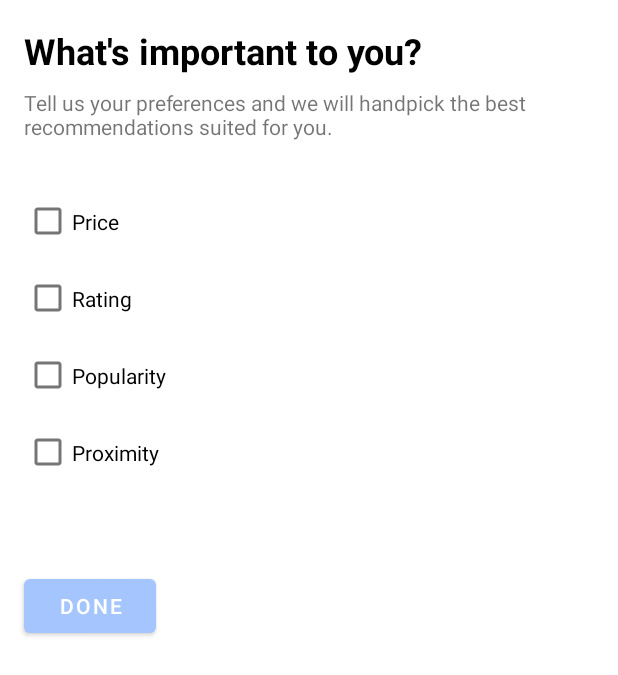
After one commit to carrieluuu/Spork, an Android app: the layout activity_preferences.xml on its own in the app's theme, with its tools: preview values and no code run, on a phone screen of 412 x 824 dp. The commit adds this screen. Shown: the top 675 px of the screen. Run offline under Robolectric (Android 15) with nearby library versions, the phone set to English and light mode, and no system bars.

Commit message:
create layout for registration survey on preferences

```diff
--- /dev/null
+++ b/app/src/main/res/layout/activity_preferences.xml
@@ -0,0 +1,92 @@
+<?xml version="1.0" encoding="utf-8"?>
+<androidx.constraintlayout.widget.ConstraintLayout xmlns:android="http://schemas.android.com/apk/res/android"
+    xmlns:app="http://schemas.android.com/apk/res-auto"
+    xmlns:tools="http://schemas.android.com/tools"
+    android:layout_width="match_parent"
+    android:layout_height="match_parent"
+    tools:context=".login.PreferencesActivity">
+
+    <TextView
+        android:id="@+id/tvPreferences"
+        android:layout_width="wrap_content"
+        android:layout_height="wrap_content"
+        android:text="What's important to you?"
+        android:textColor="@color/black"
+        android:textSize="24sp"
+        android:textStyle="bold"
+        app:layout_constraintBottom_toBottomOf="parent"
+        app:layout_constraintEnd_toEndOf="parent"
+        app:layout_constraintHorizontal_bias="0.108"
+        app:layout_constraintStart_toStartOf="parent"
+        app:layout_constraintTop_toTopOf="parent"
+        app:layout_constraintVertical_bias="0.022" />
+
+    <TextView
+        android:id="@+id/tvPreferenceDescription"
+        android:layout_width="350dp"
+        android:layout_height="wrap_content"
+        android:layout_marginStart="16dp"
+        android:text="Tell us your preferences and we will handpick the best recommendations suited for you."
+        app:layout_constraintBottom_toBottomOf="parent"
+        app:layout_constraintStart_toStartOf="parent"
+        app:layout_constraintTop_toBottomOf="@+id/tvPreferences"
+        app:layout_constraintVertical_bias="0.012" />
+
+    <CheckBox
+        android:id="@+id/cbPrice"
+        android:layout_width="125dp"
+        android:layout_height="51dp"
+        android:layout_marginTop="28dp"
+        android:text="@string/price"
+        android:onClick="onCheckboxClicked"
+        app:layout_constraintEnd_toEndOf="parent"
+        app:layout_constraintHorizontal_bias="0.055"
+        app:layout_constraintStart_toStartOf="parent"
+        app:layout_constraintTop_toBottomOf="@+id/tvPreferenceDescription" />
+
+    <CheckBox
+        android:id="@+id/cbRating"
+        android:layout_width="125dp"
+        android:layout_height="51dp"
+        android:text="@string/rating"
+        android:onClick="onCheckboxClicked"
+        app:layout_constraintEnd_toEndOf="parent"
+        app:layout_constraintHorizontal_bias="0.055"
+        app:layout_constraintStart_toStartOf="parent"
+        app:layout_constraintTop_toBottomOf="@+id/cbPrice" />
+
+    <CheckBox
+        android:id="@+id/cbPopularity"
+        android:layout_width="125dp"
+        android:layout_height="51dp"
+        android:text="@string/popularity"
+        android:onClick="onCheckboxClicked"
+        app:layout_constraintEnd_toEndOf="parent"
+        app:layout_constraintHorizontal_bias="0.055"
+        app:layout_constraintStart_toStartOf="parent"
+        app:layout_constraintTop_toBottomOf="@+id/cbRating" />
+
+    <CheckBox
+        android:id="@+id/cbProximity"
+        android:layout_width="125dp"
+        android:layout_height="51dp"
+        android:text="@string/proximity"
+        android:onClick="onCheckboxClicked"
+        app:layout_constraintEnd_toEndOf="parent"
+        app:layout_constraintHorizontal_bias="0.055"
+        app:layout_constraintStart_toStartOf="parent"
+        app:layout_constraintTop_toBottomOf="@+id/cbPopularity" />
+
+    <Button
+        android:id="@+id/btnDone"
+        android:layout_width="wrap_content"
+        android:layout_height="wrap_content"
+        android:text="@string/done"
+        app:layout_constraintBottom_toBottomOf="parent"
+        app:layout_constraintEnd_toEndOf="parent"
+        app:layout_constraintHorizontal_bias="0.049"
+        app:layout_constraintStart_toStartOf="parent"
+        app:layout_constraintTop_toBottomOf="@+id/cbProximity"
+        app:layout_constraintVertical_bias="0.117" />
+
+</androidx.constraintlayout.widget.ConstraintLayout>
--- a/app/src/main/res/values/strings.xml
+++ b/app/src/main/res/values/strings.xml
@@ -10,4 +10,9 @@
     <string name="loved_it">Loved it 😍</string>
     <string name="okay">Ok 😬</string>
     <string name="dislike">Disliked it 😔</string>
+    <string name="price">Price</string>
+    <string name="rating">Rating</string>
+    <string name="popularity">Popularity</string>
+    <string name="done">Done</string>
+    <string name="proximity">Proximity</string>
 </resources>
```
Also changed, not shown: app/src/main/java/com/example/spork/login/PreferencesActivity.java (added, +98 -0 lines).
